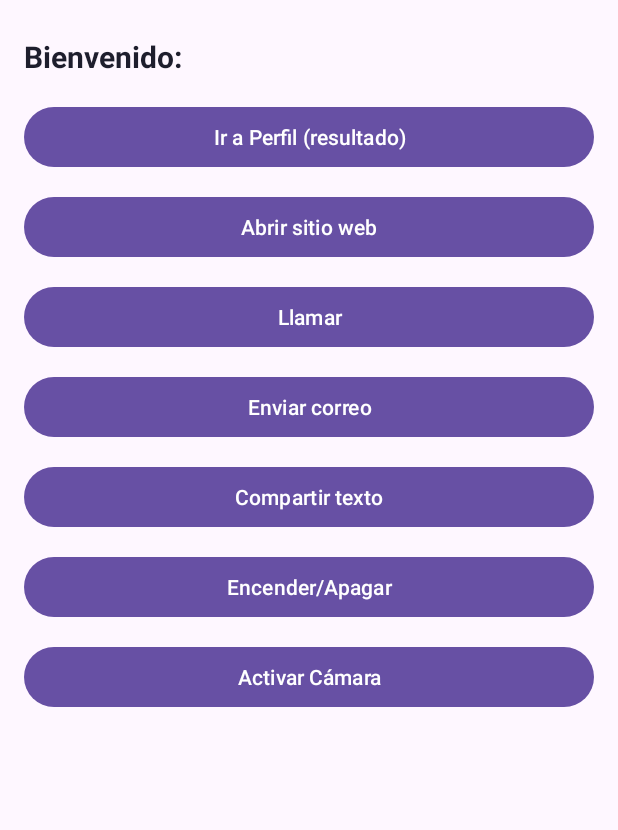
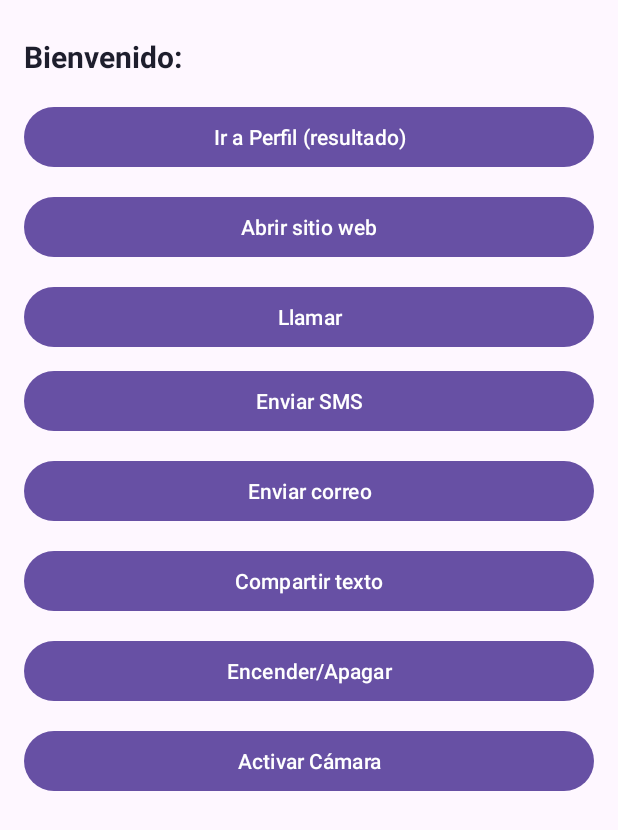
Before and after one commit to PatricioChandia/Prueba_Android_prueba2, an Android app: the HomeActivity screen opened directly, with no data from a screen before it, on a phone screen of 412 x 824 dp. Shown: the top 830 px of the screen. Run offline under Robolectric (Android 15) with nearby library versions, the phone set to English and light mode, and no system bars.

Commit message:
Modificaciones en el archivo activity_home.xml y HomeActivity.java.
Se agregó el botón y el evento para enviar SMS.

```diff
--- a/app/src/main/res/layout/activity_home.xml
+++ b/app/src/main/res/layout/activity_home.xml
@@ -76,6 +76,14 @@
                     android:visibility="gone" />   <!-- oculto inicialmente -->
 
                 <Button
+                    android:id="@+id/btnSMS"
+                    android:layout_width="match_parent"
+                    android:layout_height="wrap_content"
+                    android:layout_marginTop="8dp"
+                    android:padding="8dp"
+                    android:text="Enviar SMS" />
+
+                <Button
                     android:id="@+id/btnEnviarCorreo"
                     android:layout_width="match_parent"
                     android:layout_height="wrap_content"
```
Also changed, not shown: app/src/main/java/com/devst/app/HomeActivity.java (+15 -1 lines).
